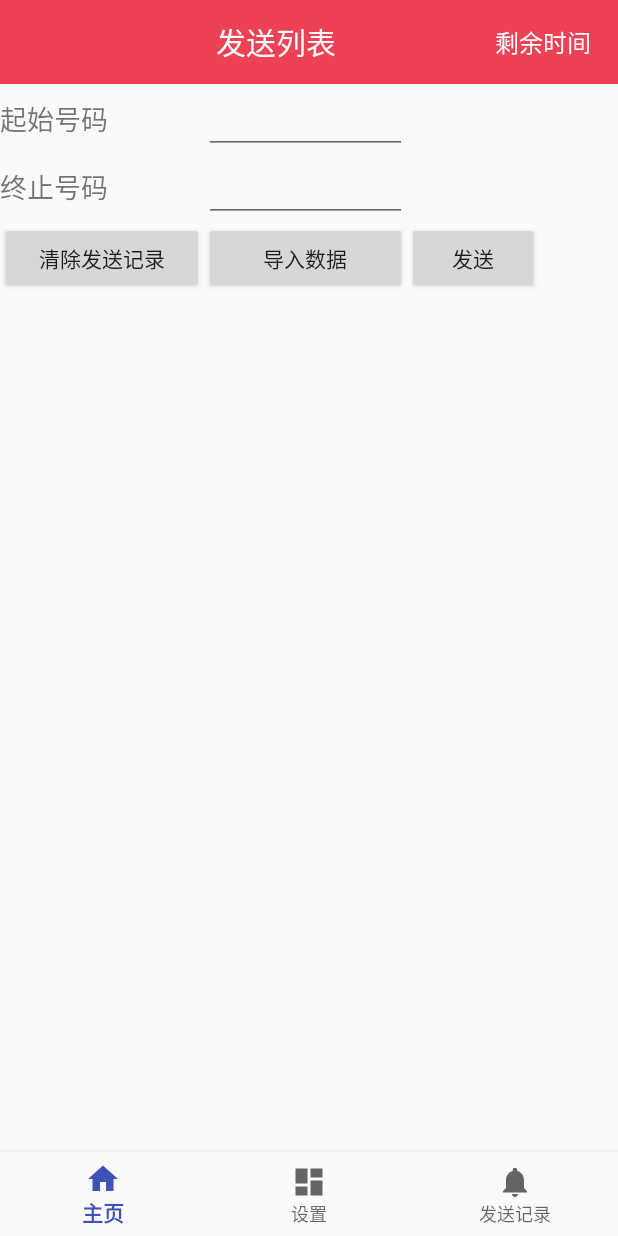
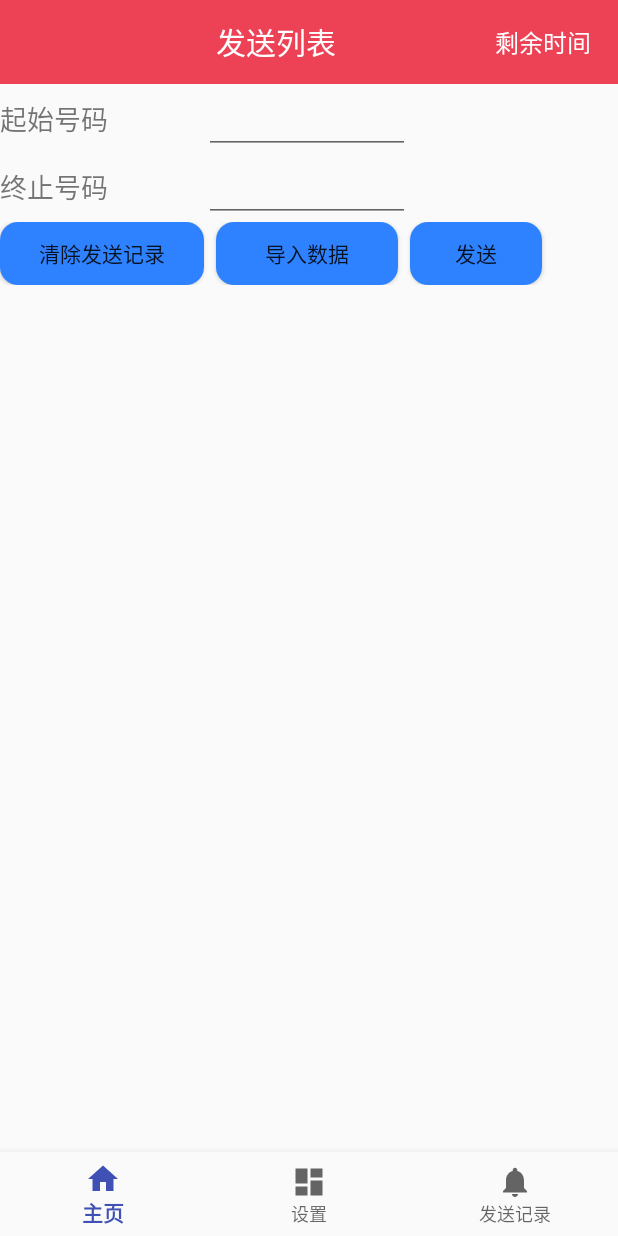
Before and after one commit to cxs1920294731/androidView, an Android app: the screen it shows after launch (MainActivity), on a phone screen of 412 x 824 dp. Run offline under Robolectric (Android 15) with nearby library versions, the phone set to English and light mode, and no system bars.

Commit message:
开始修改设置界面前的备份

```diff
--- /dev/null
+++ b/app/src/main/res/drawable/button.xml
@@ -0,0 +1,15 @@
+<?xml version="1.0" encoding="utf-8"?>
+<shape
+    xmlns:android="http://schemas.android.com/apk/res/android"
+    android:shape="rectangle">
+    <!-- 填充的颜色 -->
+    <solid android:color="#2e82ff" />
+    <!-- 设置按钮的四个角为弧形 -->
+    <!-- android:radius 弧形的半径 -->
+    <corners android:radius="12dip" />
+
+    <!-- padding：Button里面的文字与Button边界的间隔 -->
+    <padding
+
+        />
+</shape>
--- a/app/src/main/res/layout/activity_main.xml
+++ b/app/src/main/res/layout/activity_main.xml
@@ -14,9 +14,9 @@
     </com.example.hakim.anview.NoSlidingViewPaper>
     <android.support.design.widget.BottomNavigationView
         android:id="@+id/navigation"
+        android:background="?android:attr/windowBackground"
         android:layout_width="0dp"
         android:layout_height="wrap_content"
-        android:background="?android:attr/windowBackground"
         app:layout_constraintBottom_toBottomOf="parent"
         app:layout_constraintLeft_toLeftOf="parent"
         app:layout_constraintRight_toRightOf="parent"
--- a/app/src/main/res/layout/home_view.xml
+++ b/app/src/main/res/layout/home_view.xml
@@ -5,6 +5,7 @@
     android:id="@+id/container"
     android:layout_width="match_parent"
     android:layout_height="match_parent"
+
     tools:context="com.example.hakim.anview.MainActivity">
 
     <LinearLayout
@@ -18,9 +19,7 @@
         app:layout_constraintEnd_toEndOf="parent"
         app:layout_constraintHorizontal_bias="0.0"
         app:layout_constraintStart_toStartOf="parent"
-
         app:layout_constraintTop_toTopOf="@+id/relativeLayout">
-
         <TableLayout
             android:layout_width="match_parent"
             android:layout_height="145dp">
@@ -39,6 +38,7 @@
                 <EditText
                     android:id="@+id/StartNum"
                     android:layout_width="131dp"
+                    android:gravity="top"
                     android:layout_height="wrap_content"
                     android:lines="1" />
             </TableRow>
@@ -49,14 +49,14 @@
 
                 <TextView
                     android:id="@+id/textView6"
-                    android:layout_width="wrap_content"
+                    android:layout_width="130dp"
                     android:layout_height="wrap_content"
                     android:text="终止号码"
                     android:textSize="18dp" />
 
                 <EditText
                     android:id="@+id/EndNum"
-                    android:layout_width="132dp"
+                    android:layout_width="137dp"
                     android:layout_height="wrap_content"
                     android:lines="1" />
             </TableRow>
@@ -64,20 +64,28 @@
             <TableRow
                 android:layout_width="match_parent"
                 android:layout_height="match_parent">
+
                 <Button
                     android:id="@+id/clearSend"
-                    android:layout_width="wrap_content"
-                    android:layout_height="wrap_content"
-                    android:text="清除发送记录"/>
+                    android:layout_width="134dp"
+                    android:layout_height="42dp"
+                    android:background="@drawable/button"
+                    android:text="清除发送记录" />
+
                 <Button
                     android:id="@+id/addSend"
-                    android:layout_width="135dp"
-                    android:layout_height="wrap_content"
+                    android:layout_width="108dp"
+                    android:layout_height="42dp"
+                    android:layout_marginLeft="8dp"
+                    android:layout_marginRight="8dp"
+                    android:background="@drawable/button"
                     android:text="导入数据" />
+
                 <Button
                     android:id="@+id/sendSms"
-                    android:layout_width="match_parent"
-                    android:layout_height="wrap_content"
+                    android:layout_width="wrap_content"
+                    android:layout_height="42dp"
+                    android:background="@drawable/button"
                     android:text="发送" />
             </TableRow>
         </TableLayout>
--- a/app/src/main/res/menu/navigation.xml
+++ b/app/src/main/res/menu/navigation.xml
@@ -10,6 +10,7 @@
         android:id="@+id/navigation_dashboard"
         android:icon="@drawable/ic_dashboard_black_24dp"
         android:title="设置" />
+
     <item
         android:id="@+id/navigation_notifications"
         android:icon="@drawable/ic_notifications_black_24dp"
```
Also changed, not shown: app/src/main/res/layout/set_table.xml (+9 -6 lines), app/src/main/res/layout/set_view.xml (+6 -3 lines), 48 other files.
